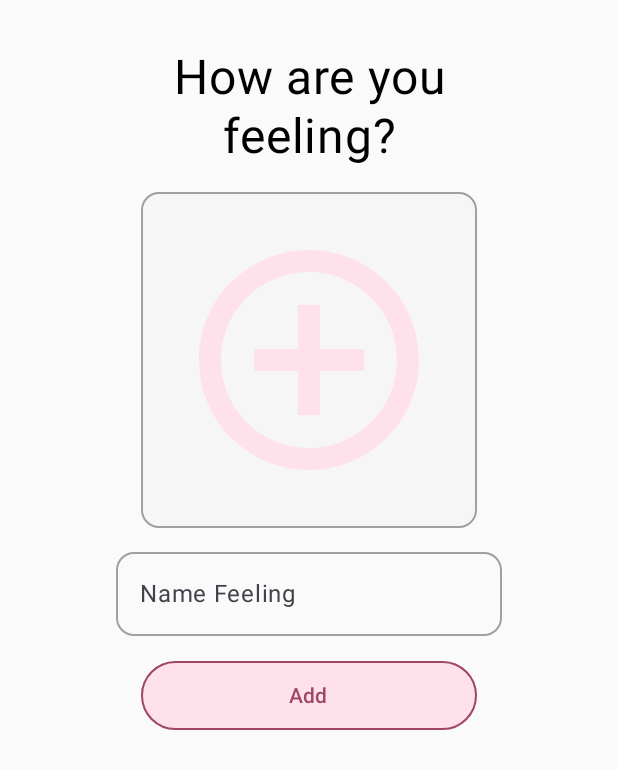
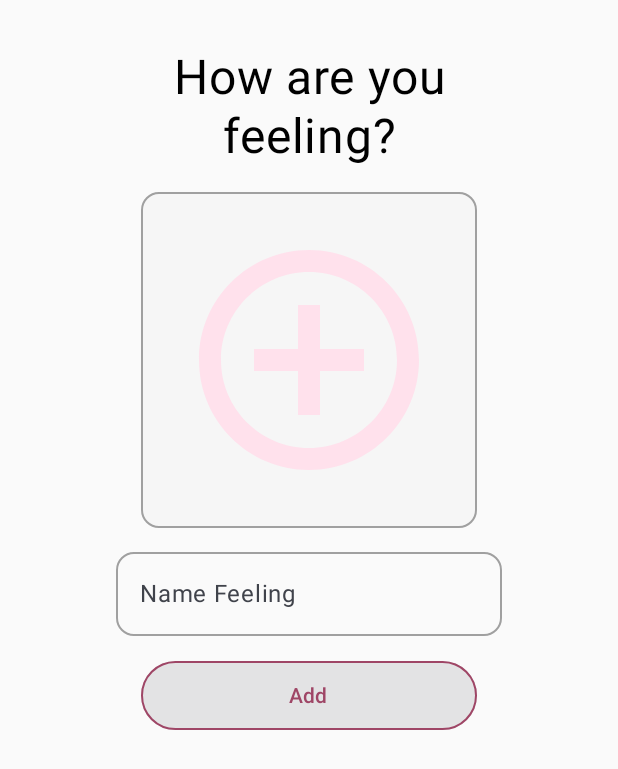
Before and after one commit to JorgeAndreTenorioGuzman/KawaiiMoodTracker, an Android app built with Jetpack Compose: the screen it shows after launch (MainActivity), on a phone screen of 412 x 824 dp. Shown: the top 769 px of the screen. Run offline under Robolectric (Android 15) with nearby library versions, the phone set to English and light mode, and no system bars; our stand-ins replace livedata-compose.

Commit message:
enable add button only after expression image selected

```diff
--- a/app/src/main/java/com/example/kawaiimoodtracker/AddMoodScreen.kt
+++ b/app/src/main/java/com/example/kawaiimoodtracker/AddMoodScreen.kt
@@ -92,6 +92,7 @@ fun AddMoodScreen(
     val selectedImageRes by moodStateHolder.selectedImageRes.observeAsState(R.drawable.baseline_add_circle)
     val text by moodStateHolder.text.observeAsState("")
     val firstMoodSubmitted by moodStateHolder.firstMoodSubmitted.observeAsState(false)
+    val imageSelected by moodStateHolder.imageSelected.observeAsState(initial = false)
 
     Log.d("AddMoodScreen", "SelectedImageRes: $selectedImageRes")
     Log.d("AddMoodScreen", "Text: $text")
@@ -115,6 +116,7 @@ fun AddMoodScreen(
             onImageSelected = { imageRes ->
                 moodStateHolder.setSelectedImageRes(imageRes)
                 moodStateHolder.showImageSelector = false
+                moodStateHolder.setImageSelected(value = true)
             },
             showImageSelector = moodStateHolder.showImageSelector,
             onShowImageSelector =  {moodStateHolder.showImageSelector = true},
@@ -136,20 +138,22 @@ fun AddMoodScreen(
             onClickAddMood = {
                 moodViewModel.addMoodEntry()
                 moodStateHolder.setFirstMoodSubmitted(true)
-            })
+            },
+            imageSelected = imageSelected
+        )
 
 
     }
 }
 
 @Composable
-fun AddMoodButton(navController: NavController, onClickAddMood: () -> Unit, modifier: Modifier = Modifier) {
+fun AddMoodButton(imageSelected: Boolean, navController: NavController, onClickAddMood: () -> Unit, modifier: Modifier = Modifier) {
     Button(
         onClick = {
             onClickAddMood()
             navController.navigate("CurrentMoodScreen")
         },
-        enabled = true,
+        enabled = imageSelected,
         modifier = Modifier
             // .padding(24.dp)
             .height(46.dp)
--- a/app/src/main/java/com/example/kawaiimoodtracker/MoodStateHolder.kt
+++ b/app/src/main/java/com/example/kawaiimoodtracker/MoodStateHolder.kt
@@ -40,6 +40,12 @@ class MoodStateHolder{
     private val _firstMoodSubmitted = MutableLiveData<Boolean>(false)
     val firstMoodSubmitted: LiveData<Boolean> get() = _firstMoodSubmitted
 
+    private val _imageSelected = MutableLiveData<Boolean>(false)
+    val imageSelected: LiveData<Boolean> get() = _imageSelected
+
+    fun setImageSelected(value: Boolean){
+        _imageSelected.value = value
+    }
 
 
     fun setFirstMoodSubmitted(value: Boolean){
```
